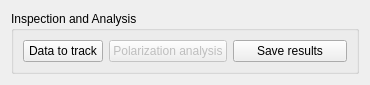
First picture: the form in gui/ui/inspectAnalyze.ui, repository syncope/adapt, before the edit.
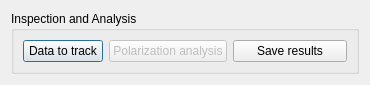
Second picture: the form after the edit.

Commit message: + set default focus for all gui elements in the ui file

```diff
--- a/gui/ui/inspectAnalyze.ui
+++ b/gui/ui/inspectAnalyze.ui
@@ -27,6 +27,9 @@
           <property name="text">
            <string>Data to track</string>
           </property>
+          <property name="default">
+           <bool>true</bool>
+          </property>
          </widget>
         </item>
         <item>
```
The commit also changes 8 other files.
